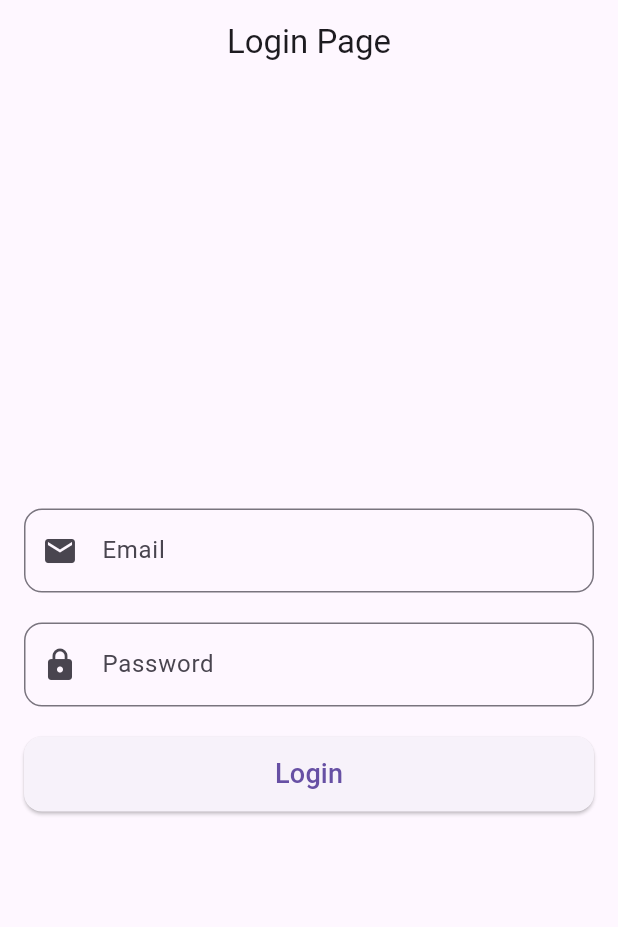
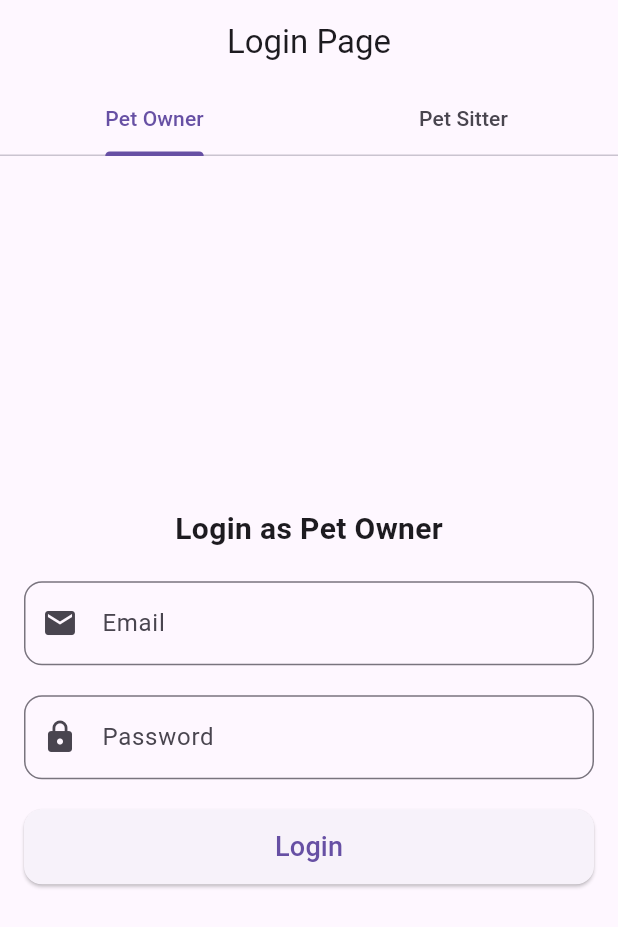
Before and after one commit to princy151/PawPal, a Flutter app: the screen it shows after launch, on a phone screen of 412 x 824 dp. Shown: the top 927 px of the screen. Run offline on Flutter 3.47's test engine with Material 3 defaults, Android fonts, the light colour scheme and no system bars.

Commit message:
added separate tabs for pet owner and pet sitters

```diff
--- a/lib/view/login_view.dart
+++ b/lib/view/login_view.dart
@@ -1,7 +1,27 @@
 import 'package:flutter/material.dart';
 
-class LoginView extends StatelessWidget {
+class LoginView extends StatefulWidget {
   const LoginView({Key? key}) : super(key: key);
+
+  @override
+  State<LoginView> createState() => _LoginViewState();
+}
+
+class _LoginViewState extends State<LoginView>
+    with SingleTickerProviderStateMixin {
+  late TabController _tabController;
+
+  @override
+  void initState() {
+    super.initState();
+    _tabController = TabController(length: 2, vsync: this);
+  }
+
+  @override
+  void dispose() {
+    _tabController.dispose();
+    super.dispose();
+  }
 
   @override
   Widget build(BuildContext context) {
@@ -9,14 +29,47 @@ class LoginView extends StatelessWidget {
       appBar: AppBar(
         title: const Text('Login Page'),
         centerTitle: true,
+        bottom: TabBar(
+          controller: _tabController,
+          tabs: const [
+            Tab(text: 'Pet Owner'),
+            Tab(text: 'Pet Sitter'),
+          ],
         ),
-      body: Center(
+      ),
+      body: TabBarView(
+        controller: _tabController,
+        children: const [
+          // Pet Owner Login Form
+          LoginForm(userType: 'Pet Owner'),
+          // Pet Sitter Login Form
+          LoginForm(userType: 'Pet Sitter'),
+        ],
+      ),
+    );
+  }
+}
+
+class LoginForm extends StatelessWidget {
+  final String userType;
+
+  const LoginForm({Key? key, required this.userType}) : super(key: key);
+
+  @override
+  Widget build(BuildContext context) {
+    return Center(
       child: Padding(
         padding: const EdgeInsets.all(16.0),
         child: Column(
           mainAxisAlignment: MainAxisAlignment.center,
           children: [
-              // Email Input
+            Text(
+              'Login as $userType',
+              style: const TextStyle(fontSize: 20, fontWeight: FontWeight.bold),
+            ),
+            const SizedBox(height: 20),
+
+            // Email Input Field
             TextField(
               decoration: InputDecoration(
                 labelText: 'Email',
@@ -29,7 +82,7 @@ class LoginView extends StatelessWidget {
             ),
             const SizedBox(height: 20),
 
-              // Password Input
+            // Password Input Field
             TextField(
               decoration: InputDecoration(
                 labelText: 'Password',
@@ -48,9 +101,9 @@ class LoginView extends StatelessWidget {
               height: 50,
               child: ElevatedButton(
                 onPressed: () {
-                    // TODO: Handle login action
+                  // TODO: Handle login based on userType
                   ScaffoldMessenger.of(context).showSnackBar(
-                      const SnackBar(content: Text('Login button pressed')),
+                    SnackBar(content: Text('Logging in as $userType')),
                   );
                 },
                 style: ElevatedButton.styleFrom(
@@ -67,7 +120,6 @@ class LoginView extends StatelessWidget {
           ],
         ),
       ),
-      ),
     );
   }
 }
```
Lines whose indentation alone changed are shown as unchanged.
